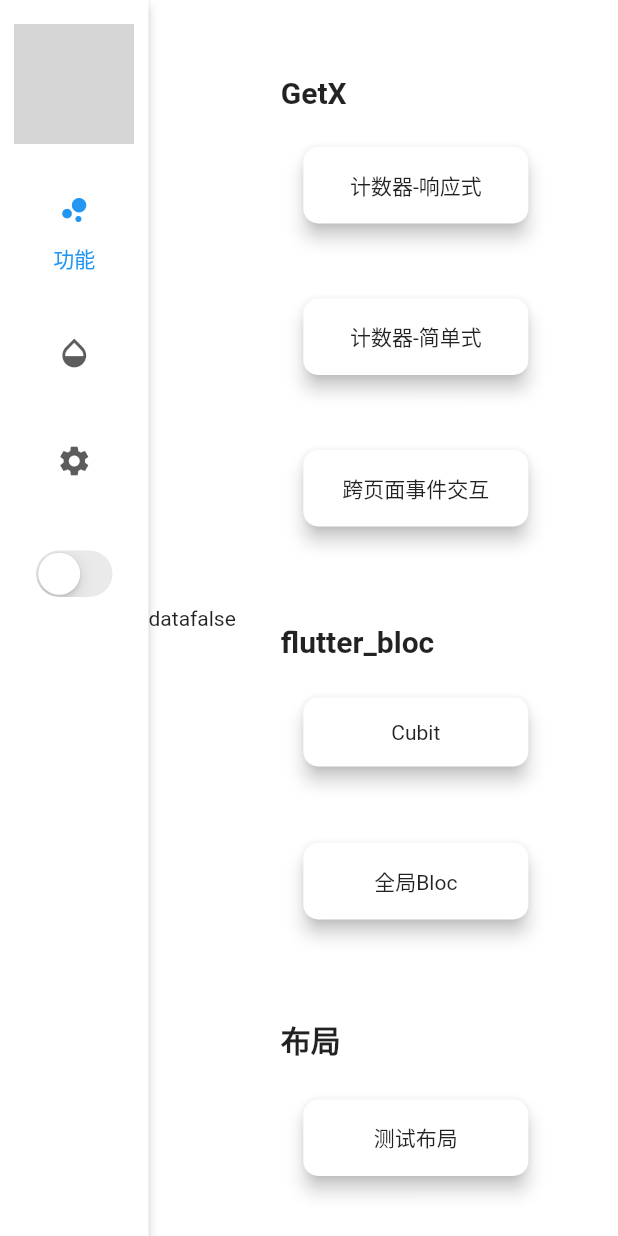
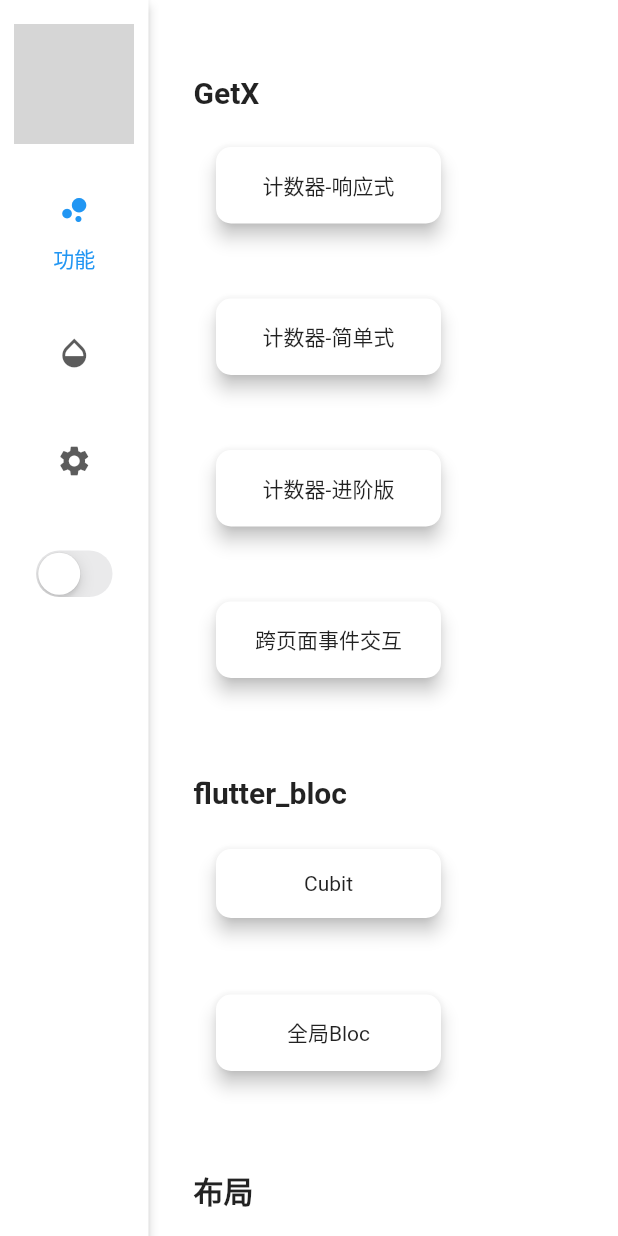
Before and after one commit to xdd666t/flutter_use, a Flutter app: the screen it shows after launch, swiped to page 2, on a phone screen of 412 x 824 dp. Run offline on Flutter 3.47's test engine with Material 2 defaults, Android fonts, the phone set to English and light mode, and no system bars; drawn by our look-alikes of flutter_smart_dialog; our stand-ins replace bloc, flutter_bloc, flutter_screenutil, get, keyboard_actions, photo_view; missing offline and left inert: flutter_picker, focus_widget, multi_image_picker; network calls fail; grey boxes are pictures that could not be loaded.

Commit message:
GetX增加结构分层

```diff
--- a/lib/app/config/route_config.dart
+++ b/lib/app/config/route_config.dart
@@ -3,6 +3,7 @@ import 'package:flutter_use/module/example/bloc/span_page/span_one/span_one_view
 import 'package:flutter_use/module/example/bloc/span_page/span_two/span_two_view.dart';
 import 'package:flutter_use/module/example/getx/counter_easy_get/view.dart';
 import 'package:flutter_use/module/example/getx/counter_get/view.dart';
+import 'package:flutter_use/module/example/getx/counter_high_get/view.dart';
 import 'package:flutter_use/module/example/getx/jump_page/jump_one/view.dart';
 import 'package:flutter_use/module/example/getx/jump_page/jump_two/view.dart';
 import 'package:flutter_use/module/example/layout/test_layout/view.dart';
@@ -34,6 +35,7 @@ class RouteConfig {
   ///GetX 计数器  跨页面交互
   static final String counterGet = "/counterGet";
   static final String counterEasyGet = "/counterEasyGet";
+  static final String counterHighGet = "/counterHighGet";
   static final String jumpOne = "/jumpOne";
   static final String jumpTwo = "/jumpOne/jumpTwo";
 
@@ -48,6 +50,7 @@ class RouteConfig {
     GetPage(name: spanTwo, page: () => SpanTwoPage()),
     GetPage(name: counterGet, page: () => CounterGetPage()),
     GetPage(name: counterEasyGet, page: () => CounterEasyGetPage()),
+    GetPage(name: counterHighGet, page: () => CounterHighGetPage()),
     GetPage(name: jumpOne, page: () => JumpOnePage()),
     GetPage(name: jumpTwo, page: () => JumpTwoPage()),
   ];
--- a/lib/module/example/getx/jump_page/jump_one/view.dart
+++ b/lib/module/example/getx/jump_page/jump_one/view.dart
@@ -3,11 +3,11 @@ import 'package:flutter_use/module/example/getx/jump_page/jump_one/logic.dart';
 import 'package:get/get.dart';
 
 class JumpOnePage extends StatelessWidget {
+  /// 使用Get.put()实例化你的类，使其对当下的所有子路由可用。
+  final JumpOneLogic logic = Get.put(JumpOneLogic());
+
   @override
   Widget build(BuildContext context) {
-    // 使用Get.put()实例化你的类，使其对当下的所有子路由可用。
-    final JumpOneLogic logic = Get.put(JumpOneLogic());
-
     return Scaffold(
       backgroundColor: Colors.white,
       appBar: AppBar(title: Text('跨页面-One')),
--- a/lib/module/example/logic.dart
+++ b/lib/module/example/logic.dart
@@ -15,6 +15,9 @@ class ExampleLogic extends GetxController {
         break;
       case 'counterEasyGetX':
         Get.toNamed(RouteConfig.counterEasyGet);
+        break;
+      case 'counterHighGetX':
+        Get.toNamed(RouteConfig.counterHighGet);
         break;
       case 'jumpGetX':
         Get.toNamed(RouteConfig.jumpOne);
--- a/lib/module/example/state.dart
+++ b/lib/module/example/state.dart
@@ -12,6 +12,7 @@ class ExampleState {
         btnInfo: [
           BtnInfo(title: '计数器-响应式', tag: 'counterGetX'),
           BtnInfo(title: '计数器-简单式', tag: 'counterEasyGetX'),
+          BtnInfo(title: '计数器-进阶版', tag: 'counterHighGetX'),
           BtnInfo(title: '跨页面事件交互', tag: 'jumpGetX'),
         ],
       ),
--- a/lib/module/main/logic.dart
+++ b/lib/module/main/logic.dart
@@ -10,7 +10,7 @@ class MainLogic extends GetxController {
     state.selectedIndex.value = index;
   }
 
-  ///切换tab
+  ///是否展开侧边栏
   void onUnfold(bool unfold) {
     state.isUnfold.value = !state.isUnfold.value;
   }
--- a/lib/module/main/view.dart
+++ b/lib/module/main/view.dart
@@ -31,11 +31,6 @@ class MainPage extends StatelessWidget {
           ),
         ),
 
-        Obx(() {
-          print("+_+_+_+_+_+_+_+_+_+_+");
-          return Text('data${state.isUnfold.value}');
-        }),
-
         ///Expanded占满剩下的空间
         Expanded(
           child: PageView.builder(
```
Also changed, not shown: lib/module/example/getx/counter_high_get/logic.dart (added, +9 -0 lines), lib/module/example/getx/counter_high_get/state.dart (added, +9 -0 lines), lib/module/example/getx/counter_high_get/view.dart (added, +27 -0 lines), 3 other files.
